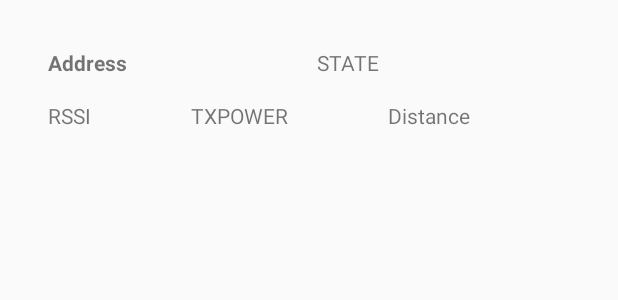
After one commit to sqli-nantes/blockchain-chupi-android, an Android app: the layout beacon_listview_item.xml on its own in the app's theme, with its tools: preview values and no code run, on a phone screen of 412 x 824 dp. The commit adds this screen. Shown: the top 300 px of the screen. Run offline under Robolectric (Android 15) with nearby library versions, the phone set to English and light mode, and no system bars.

Commit message:
Liste de beacon détectés et affichage des caractéristiques

```diff
--- a/app/src/main/AndroidManifest.xml
+++ b/app/src/main/AndroidManifest.xml
@@ -1,6 +1,9 @@
 <?xml version="1.0" encoding="utf-8"?>
 <manifest xmlns:android="http://schemas.android.com/apk/res/android"
     package="com.sqli.blockchain.automotive">
+
+    <uses-permission android:name="android.permission.BLUETOOTH"/>
+    <uses-permission android:name="android.permission.BLUETOOTH_ADMIN"/>
 
     <application
         android:allowBackup="true"
--- /dev/null
+++ b/app/src/main/res/layout/beacon_listview_item.xml
@@ -0,0 +1,72 @@
+<?xml version="1.0" encoding="utf-8"?>
+<LinearLayout xmlns:android="http://schemas.android.com/apk/res/android"
+    android:orientation="vertical"
+    android:layout_width="match_parent"
+    android:layout_height="wrap_content"
+    android:layout_margin="@dimen/activity_horizontal_margin"
+    android:padding="@dimen/activity_horizontal_margin">
+
+    <LinearLayout
+        android:orientation="horizontal"
+        android:layout_width="match_parent"
+        android:layout_height="match_parent"
+        android:layout_weight="1">
+
+        <TextView
+            android:layout_width="wrap_content"
+            android:layout_height="wrap_content"
+            android:text="Address"
+            android:id="@+id/address"
+            android:layout_weight="1"
+            android:textStyle="bold"
+            android:ellipsize="end"/>
+
+        <TextView
+            android:layout_width="wrap_content"
+            android:layout_height="wrap_content"
+            android:layout_weight="1"
+            android:text="STATE"
+            android:id="@+id/state"
+            android:textAlignment="textStart"
+            android:ellipsize="end"/>
+
+    </LinearLayout>
+
+    <LinearLayout
+        android:orientation="horizontal"
+        android:layout_width="match_parent"
+        android:layout_height="match_parent"
+        android:layout_weight="1"
+        android:paddingTop="16dp">
+
+        <TextView
+            android:layout_width="wrap_content"
+            android:layout_height="wrap_content"
+            android:text="RSSI"
+            android:id="@+id/rssi"
+            android:layout_weight="1"
+            android:ellipsize="end"/>
+
+        <TextView
+            android:layout_width="wrap_content"
+            android:layout_height="wrap_content"
+            android:layout_weight="1"
+            android:text="TXPOWER"
+            android:id="@+id/txpower"
+            android:ellipsize="end" />
+
+        <TextView
+            android:layout_width="wrap_content"
+            android:layout_height="wrap_content"
+            android:layout_weight="1"
+            android:text="Distance"
+            android:id="@+id/distance"
+            android:ellipsize="end" />
+
+    </LinearLayout>
+
+
+
+
+
+</LinearLayout>
```
Also changed, not shown: app/src/main/java/com/sqli/blockchain/automotive/BeaconListAdapter.java (added, +98 -0 lines), app/src/main/java/com/sqli/blockchain/automotive/MainActivity.java (+60 -0 lines), app/src/main/java/com/sqli/blockchain/automotive/Utils.java (added, +36 -0 lines), app/src/main/res/layout/activity_main.xml (+4 -6 lines), 1 other file.
